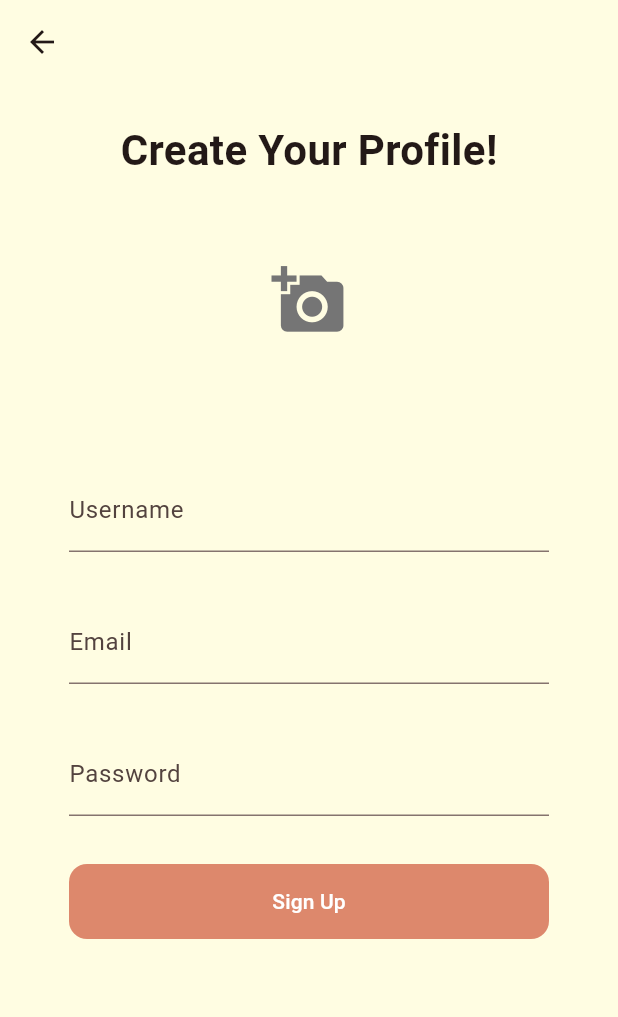
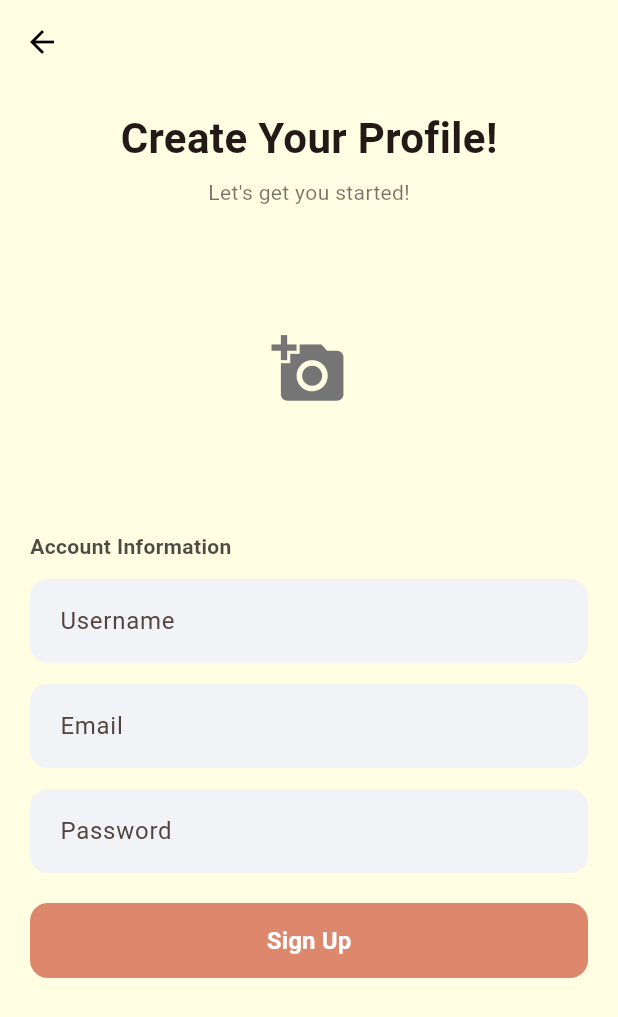
Before and after one commit to mzampieri19/Martial-Arts-SaaS, a Flutter app: the SignUpPage screen opened directly, on a phone screen of 412 x 824 dp. Shown: the top 1017 px of the screen. Run offline on Flutter 3.47's test engine with Material 3 defaults, Android fonts, the phone set to English and light mode, and no system bars; our stand-ins replace flutter_slidable, flutter_svg, image_picker, supabase_flutter; accounts and stored records are empty.

Commit message:
feat: update sign-up page styling to match login page

```diff
--- a/frontend/lib/sign_up.dart
+++ b/frontend/lib/sign_up.dart
@@ -3,6 +3,13 @@ import 'package:frontend/home.dart';
 import 'package:image_picker/image_picker.dart';
 import 'dart:io';
 import 'package:supabase_flutter/supabase_flutter.dart';
+
+class AppColors {
+  static const primaryBlue = Color(0xFFDD886C);
+  static const linkBlue = Color(0xFFC96E6E);
+  static const fieldFill = Color(0xFFF1F3F6);
+  static const background = Color(0xFFFFFDE2);
+}
 
 class SignUpPage extends StatefulWidget {
   const SignUpPage({super.key});
@@ -11,13 +18,26 @@ class SignUpPage extends StatefulWidget {
   State<SignUpPage> createState() => _SignUpPageState();
 }
 
-
-
 class _SignUpPageState extends State<SignUpPage> {
   File? _selectedImage;
   final TextEditingController _usernameController = TextEditingController();
   final TextEditingController _emailController = TextEditingController();
   final TextEditingController _passwordController = TextEditingController();
+
+  // input box design - same as login page
+  InputDecoration _input(String hint, {Widget? suffix}) {
+    return InputDecoration(
+      hintText: hint,
+      filled: true,
+      fillColor: AppColors.fieldFill,
+      contentPadding: const EdgeInsets.symmetric(horizontal: 16, vertical: 16),
+      border: OutlineInputBorder(
+        borderRadius: BorderRadius.circular(12),
+        borderSide: BorderSide.none,
+      ),
+      suffixIcon: suffix,
+    );
+  }
 
   void _navigateToHomePage() {
     Navigator.push(
@@ -37,19 +57,19 @@ class _SignUpPageState extends State<SignUpPage> {
   @override
   Widget build(BuildContext context) {
     return Scaffold(
+      backgroundColor: AppColors.background,
       appBar: AppBar(
-        backgroundColor: Theme.of(context).colorScheme.background,
+        elevation: 0,
+        backgroundColor: Colors.transparent,
+        foregroundColor: Colors.black,
       ),
       body: SafeArea(
         child: SingleChildScrollView(
-          padding: const EdgeInsets.symmetric(horizontal: 16, vertical: 24),
-          child: Center(
-            child: ConstrainedBox(
-              constraints: const BoxConstraints(maxWidth: 320),
+          padding: const EdgeInsets.symmetric(horizontal: 20, vertical: 8),
           child: Column(
-                crossAxisAlignment: CrossAxisAlignment.center,
-                mainAxisSize: MainAxisSize.min,
+            crossAxisAlignment: CrossAxisAlignment.start,
             children: <Widget>[
+              const SizedBox(height: 8),
               const Center(
                 child: Text(
                   'Create Your Profile!',
@@ -59,8 +79,21 @@ class _SignUpPageState extends State<SignUpPage> {
                   ),
                 ),
               ),
-                  // Profile photo placeholder
-                  GestureDetector(
+              const SizedBox(height: 6),
+              const Center(
+                child: Text(
+                  "Let's get you started!",
+                  style: TextStyle(
+                    fontSize: 14,
+                    color: Colors.black54,
+                  ),
+                ),
+              ),
+              const SizedBox(height: 28),
+
+              // Profile photo placeholder - centered
+              Center(
+                child: GestureDetector(
                   onTap: () async {
                     // TODO: Implement profile photo upload
                     final ImagePicker picker = ImagePicker();
@@ -71,10 +104,9 @@ class _SignUpPageState extends State<SignUpPage> {
                       });
                     }
                   },
-                    child:
-                    CircleAvatar(
+                  child: CircleAvatar(
                     radius: 80,
-                      backgroundColor: const Color.fromRGBO(255,	253, 226, 1),
+                    backgroundColor: const Color.fromRGBO(255, 253, 226, 1),
                     backgroundImage: _selectedImage != null
                       ? FileImage(_selectedImage!)
                       : null,
@@ -83,49 +115,58 @@ class _SignUpPageState extends State<SignUpPage> {
                       : null,
                   ),
                 ),
+              ),
 
-                  const SizedBox(height: 32),
+              const SizedBox(height: 28),
+
+              Text(
+                'Account Information',
+                style: TextStyle(
+                  fontSize: 14,
+                  color: Colors.black.withOpacity(0.7),
+                  fontWeight: FontWeight.w600,
+                ),
+              ),
+              const SizedBox(height: 12),
 
               // Username
-                  SizedBox(
-                    width: 320,
-                    child: TextField(
+              TextField(
                 controller: _usernameController,
-                      decoration: const InputDecoration(labelText: 'Username'),
+                decoration: _input('Username'),
                 textInputAction: TextInputAction.next,
               ),
-                  ),
-
-                  const SizedBox(height: 32),
+              const SizedBox(height: 14),
 
               // Email
-                  SizedBox(
-                    width: 320,
-                    child: TextField(
+              TextField(
                 controller: _emailController,
-                      decoration: const InputDecoration(labelText: 'Email'),
+                decoration: _input('Email'),
                 keyboardType: TextInputType.emailAddress,
                 textInputAction: TextInputAction.next,
               ),
-                  ),
-                  const SizedBox(height: 32),
+              const SizedBox(height: 14),
 
               // Password
-                  SizedBox(
-                    width: 320,
-                    child: TextField(
+              TextField(
                 controller: _passwordController,
-                      decoration: const InputDecoration(labelText: 'Password'),
+                decoration: _input('Password'),
                 obscureText: true,
                 textInputAction: TextInputAction.done,
               ),
-                  ),
-                  const SizedBox(height: 32),
+              const SizedBox(height: 20),
 
               // Submit button
               SizedBox(
-                    width: 320,
+                width: double.infinity,
+                height: 50,
                 child: ElevatedButton(
+                  style: ElevatedButton.styleFrom(
+                    backgroundColor: AppColors.primaryBlue,
+                    shape: RoundedRectangleBorder(
+                      borderRadius: BorderRadius.circular(12),
+                    ),
+                    elevation: 0,
+                  ),
                   onPressed: () async {
                     final username = _usernameController.text.trim();
                     final email = _emailController.text.trim();
@@ -211,12 +252,18 @@ class _SignUpPageState extends State<SignUpPage> {
                       );
                     }
                   },
-                      child: const Text('Sign Up'),
+                  child: const Text(
+                    'Sign Up',
+                    style: TextStyle(
+                      fontSize: 16,
+                      fontWeight: FontWeight.w700,
+                      color: Colors.white,
                     ),
                   ),
-                ],
                 ),
               ),
+              const SizedBox(height: 24),
+            ],
           ),
         ),
       ),
```
Lines whose indentation alone changed are shown as unchanged.
